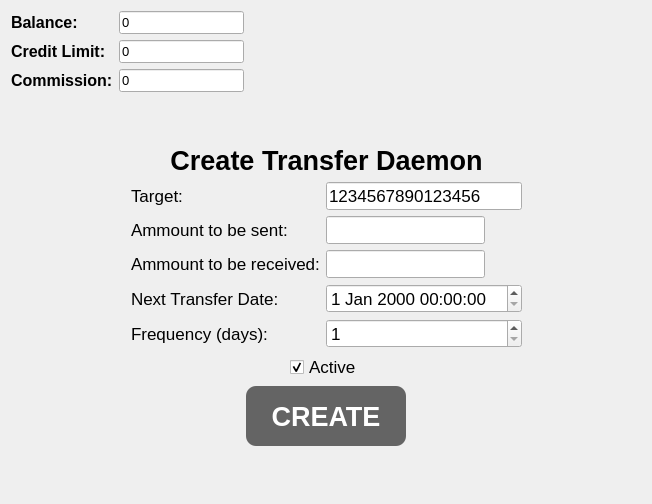
The window that ATM_Shevchenky/create_transfer_daemon.ui (mshevcenko/ATM_Shevchenky) describes before a commit, drawn with Qt 5.
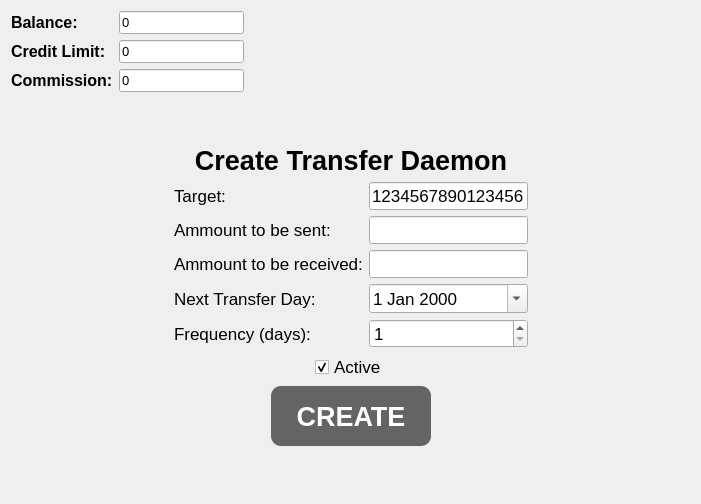
The same window after the commit. Icons and pictures are not drawn. Custom widgets are drawn as their Qt base class.

Diff of the .ui file:
```diff
--- a/ATM_Shevchenky/create_transfer_daemon.ui
+++ b/ATM_Shevchenky/create_transfer_daemon.ui
@@ -6,7 +6,7 @@
    <rect>
     <x>0</x>
     <y>0</y>
-    <width>652</width>
+    <width>701</width>
     <height>504</height>
    </rect>
   </property>
@@ -255,16 +255,7 @@
             </font>
            </property>
            <property name="text">
-            <string>Next Transfer Date:</string>
-           </property>
-          </widget>
-         </item>
-         <item row="3" column="1">
-          <widget class="QDateTimeEdit" name="nextTransferDateTimeEdit">
-           <property name="font">
-            <font>
-             <pointsize>13</pointsize>
-            </font>
+            <string>Next Transfer Day:</string>
            </property>
           </widget>
          </item>
@@ -363,7 +354,22 @@
             </font>
            </property>
            <property name="maxLength">
-            <number>10</number>
+            <number>13</number>
+           </property>
+          </widget>
+         </item>
+         <item row="3" column="1">
+          <widget class="QDateEdit" name="nextTransferDayEdit">
+           <property name="font">
+            <font>
+             <pointsize>13</pointsize>
+            </font>
+           </property>
+           <property name="showGroupSeparator" stdset="0">
+            <bool>false</bool>
+           </property>
+           <property name="calendarPopup">
+            <bool>true</bool>
            </property>
           </widget>
          </item>
```
Left out of the diff: 2 changed lines with no effect on the pictures.
